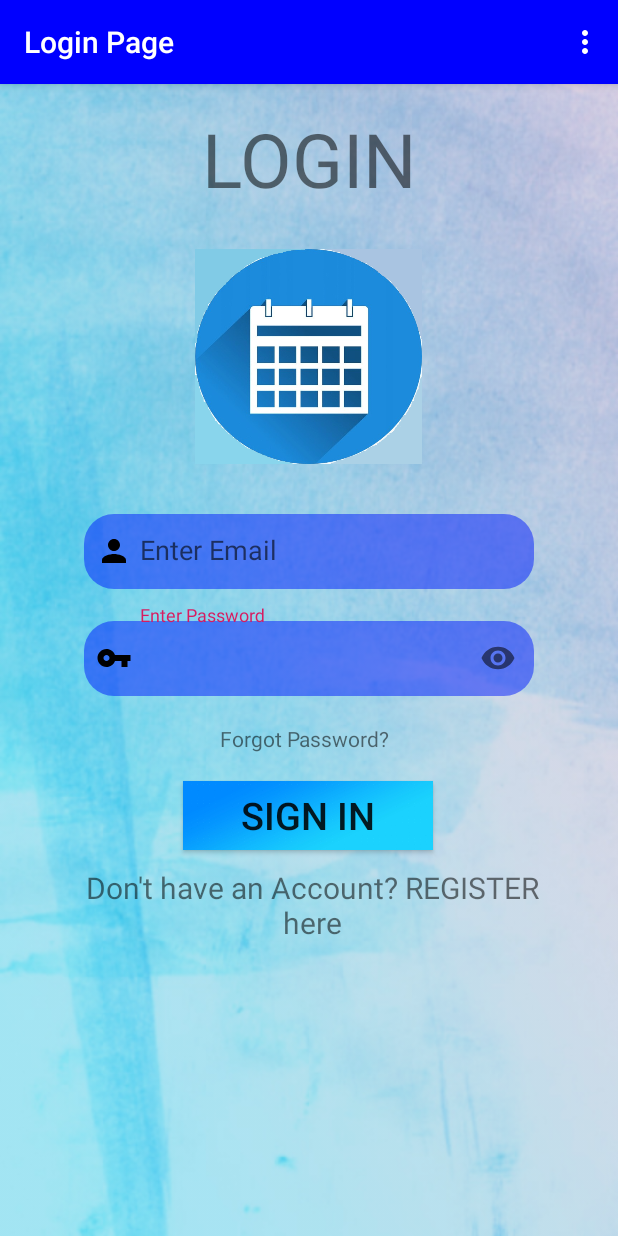
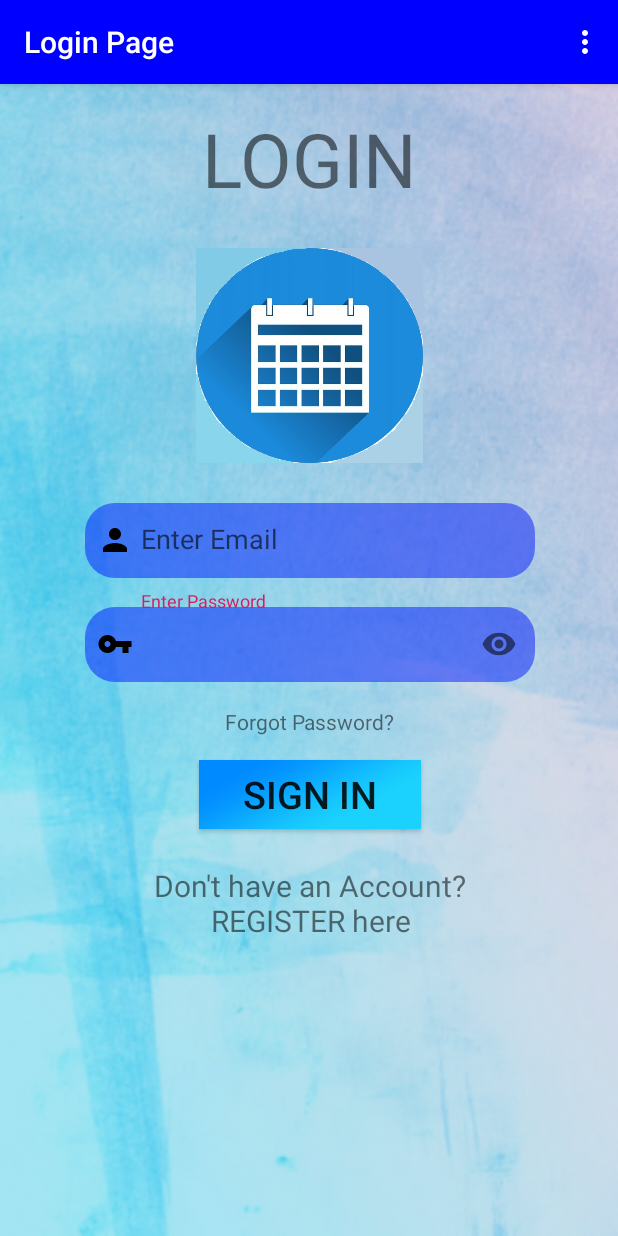
Before and after one commit to LogaN210101/Attendance-Manager, an Android app: the screen it shows after launch (MainActivity), on a phone screen of 412 x 824 dp. Run offline under Robolectric (Android 15) with nearby library versions, the light colour scheme and no system bars; our stand-ins replace Firebase (no records; nobody signed in at launch, a user with empty details on screens opened directly).

Commit message:
Small Changes

```diff
--- a/app/build.gradle
+++ b/app/build.gradle
@@ -8,7 +8,7 @@ android {
         minSdkVersion 20
         targetSdkVersion 29
         versionCode 1
-        versionName "1.09"
+        versionName "1.10"
         testInstrumentationRunner "androidx.test.runner.AndroidJUnitRunner"
     }
     buildTypes {
--- a/app/src/main/java/com/example/attendancemanager/StudentEditAccount.java
+++ b/app/src/main/java/com/example/attendancemanager/StudentEditAccount.java
@@ -155,6 +155,10 @@ public class StudentEditAccount extends AppCompatActivity {
                         Toast.makeText(getApplicationContext(), "Please Enter your year of joining", Toast.LENGTH_SHORT).show();
                         return;
                     }
+                    if (yr.length()!=4) {
+                        Toast.makeText(getApplicationContext(), "Please Enter year in YYYY Format", Toast.LENGTH_SHORT).show();
+                        return;
+                    }
                     if (clgr.equals("")) {
                         Toast.makeText(getApplicationContext(), "Please Enter Roll number", Toast.LENGTH_SHORT).show();
                         return;
--- a/app/src/main/res/layout-land/activity_main.xml
+++ b/app/src/main/res/layout-land/activity_main.xml
@@ -1,5 +1,5 @@
 <?xml version="1.0" encoding="utf-8"?>
-<RelativeLayout xmlns:android="http://schemas.android.com/apk/res/android"
+<androidx.constraintlayout.widget.ConstraintLayout xmlns:android="http://schemas.android.com/apk/res/android"
     xmlns:app="http://schemas.android.com/apk/res-auto"
     xmlns:tools="http://schemas.android.com/tools"
     android:layout_width="match_parent"
@@ -14,21 +14,25 @@
         android:layout_height="33dp"
         android:layout_alignParentEnd="true"
         android:layout_alignParentBottom="true"
-        android:layout_marginEnd="99dp"
-        android:layout_marginBottom="82dp"
+        android:layout_marginTop="4dp"
         android:background="@drawable/teacher2"
         android:text="Sign In"
-        android:textSize="25sp" />
+        android:textSize="25sp"
+        app:layout_constraintEnd_toEndOf="@+id/textInputLayout2"
+        app:layout_constraintTop_toBottomOf="@+id/textInputLayout2" />
 
     <com.google.android.material.textfield.TextInputLayout
         android:id="@+id/textInputLayout2"
         android:layout_width="300dp"
         android:layout_height="65dp"
 
+        android:layout_below="@+id/heading"
         android:layout_alignParentEnd="true"
-        android:layout_alignParentBottom="true"
-        android:layout_marginEnd="91dp"
-        android:layout_marginBottom="119dp"
+        android:layout_marginTop="16dp"
+        app:layout_constraintEnd_toEndOf="@+id/textInputLayout9"
+        app:layout_constraintHorizontal_bias="0.0"
+        app:layout_constraintStart_toStartOf="@+id/textInputLayout9"
+        app:layout_constraintTop_toBottomOf="@+id/textInputLayout9"
         app:passwordToggleEnabled="true">
 
         <EditText
@@ -46,12 +50,16 @@
     </com.google.android.material.textfield.TextInputLayout>
 
     <com.google.android.material.textfield.TextInputLayout
+        android:id="@+id/textInputLayout9"
         android:layout_width="300dp"
         android:layout_height="65dp"
         android:layout_alignParentTop="true"
         android:layout_alignParentEnd="true"
-        android:layout_marginTop="71dp"
-        android:layout_marginEnd="92dp">
+        android:layout_marginTop="20dp"
+        app:layout_constraintEnd_toEndOf="@+id/heading"
+        app:layout_constraintHorizontal_bias="0.51"
+        app:layout_constraintStart_toStartOf="@+id/heading"
+        app:layout_constraintTop_toBottomOf="@+id/heading">
 
         <EditText
             android:id="@+id/email"
@@ -75,9 +83,11 @@
         android:layout_height="199dp"
         android:layout_alignParentStart="true"
         android:layout_alignParentTop="true"
-        android:layout_marginStart="38dp"
-        android:layout_marginTop="55dp"
-        android:background="@drawable/logoland" />
+        android:layout_marginStart="40dp"
+        android:background="@drawable/logoland"
+        app:layout_constraintBottom_toBottomOf="parent"
+        app:layout_constraintStart_toStartOf="parent"
+        app:layout_constraintTop_toTopOf="parent" />
 
     <TextView
         android:id="@+id/heading"
@@ -85,9 +95,12 @@
         android:layout_height="58dp"
         android:layout_alignParentTop="true"
         android:layout_alignParentEnd="true"
-        android:layout_marginEnd="154dp"
+        android:layout_marginTop="16dp"
+        android:layout_marginEnd="122dp"
         android:text="LOGIN"
-        android:textSize="50sp" />
+        android:textSize="50sp"
+        app:layout_constraintEnd_toEndOf="parent"
+        app:layout_constraintTop_toTopOf="parent" />
 
     <TextView
         android:id="@+id/register"
@@ -95,10 +108,12 @@
         android:layout_height="wrap_content"
         android:layout_alignParentEnd="true"
         android:layout_alignParentBottom="true"
-        android:layout_marginEnd="25dp"
-        android:layout_marginBottom="23dp"
         android:text="Don't have an Account? REGISTER here"
-        android:textSize="20sp" />
+        android:textSize="20sp"
+        app:layout_constraintBottom_toBottomOf="parent"
+        app:layout_constraintEnd_toEndOf="@+id/textView9"
+        app:layout_constraintStart_toStartOf="@+id/textView9"
+        app:layout_constraintTop_toBottomOf="@+id/textView9" />
 
     <TextView
         android:id="@+id/textView9"
@@ -106,9 +121,9 @@
         android:layout_height="27dp"
         android:layout_alignParentEnd="true"
         android:layout_alignParentBottom="true"
-        android:layout_marginStart="88dp"
-        android:layout_marginEnd="250dp"
-        android:layout_marginBottom="84dp"
-        android:text="Forgot Password?" />
+        android:layout_marginTop="12dp"
+        android:text="Forgot Password?"
+        app:layout_constraintStart_toStartOf="@+id/textInputLayout2"
+        app:layout_constraintTop_toBottomOf="@+id/textInputLayout2" />
 
-</RelativeLayout>
+</androidx.constraintlayout.widget.ConstraintLayout>
--- a/app/src/main/res/layout-land/activity_registration.xml
+++ b/app/src/main/res/layout-land/activity_registration.xml
@@ -126,8 +126,8 @@
 
     <TextView
         android:id="@+id/textView4"
-        android:layout_width="394dp"
-        android:layout_height="44dp"
+        android:layout_width="627dp"
+        android:layout_height="38dp"
         android:text="Enter your details."
         android:textAlignment="center"
         android:textSize="24sp"
--- a/app/src/main/res/layout/activity_main.xml
+++ b/app/src/main/res/layout/activity_main.xml
@@ -1,11 +1,12 @@
 <?xml version="1.0" encoding="utf-8"?>
-<RelativeLayout xmlns:android="http://schemas.android.com/apk/res/android"
+<androidx.constraintlayout.widget.ConstraintLayout xmlns:android="http://schemas.android.com/apk/res/android"
     xmlns:app="http://schemas.android.com/apk/res-auto"
     xmlns:tools="http://schemas.android.com/tools"
     android:layout_width="match_parent"
     android:layout_height="match_parent"
     android:background="@drawable/back"
     tools:context=".MainActivity">
+
     <TextView
         android:id="@+id/heading"
         android:layout_width="185dp"
@@ -18,24 +19,21 @@
         android:textSize="50sp"
         app:layout_constraintBottom_toBottomOf="parent"
         app:layout_constraintEnd_toEndOf="parent"
-        app:layout_constraintHorizontal_bias="0.498"
         app:layout_constraintStart_toStartOf="parent"
         app:layout_constraintTop_toTopOf="parent"
-        app:layout_constraintVertical_bias="0.11" />
+        app:layout_constraintVertical_bias="0.0" />
+
     <ImageView
         android:id="@+id/imageView"
         android:layout_width="151dp"
         android:layout_height="143dp"
         android:layout_alignParentTop="true"
         android:layout_centerHorizontal="true"
-            android:layout_marginTop="110dp"
+        android:layout_marginTop="10dp"
         android:background="@drawable/logo"
-            app:layout_constraintBottom_toBottomOf="parent"
-            app:layout_constraintEnd_toEndOf="parent"
-            app:layout_constraintHorizontal_bias="0.498"
-            app:layout_constraintStart_toStartOf="parent"
-            app:layout_constraintTop_toTopOf="parent"
-            app:layout_constraintVertical_bias="0.299" />
+        app:layout_constraintEnd_toEndOf="@+id/heading"
+        app:layout_constraintStart_toStartOf="@+id/heading"
+        app:layout_constraintTop_toBottomOf="@+id/heading" />
 
     <com.google.android.material.textfield.TextInputLayout
         android:id="@+id/textInputLayout"
@@ -43,13 +41,10 @@
         android:layout_height="65dp"
         android:layout_below="@+id/imageView"
         android:layout_centerHorizontal="true"
-        android:layout_marginTop="94dp"
-        app:layout_constraintBottom_toBottomOf="parent"
-        app:layout_constraintEnd_toEndOf="parent"
-        app:layout_constraintHorizontal_bias="0.496"
-        app:layout_constraintStart_toStartOf="parent"
-        app:layout_constraintTop_toTopOf="parent"
-        app:layout_constraintVertical_bias="0.667"
+        app:layout_constraintEnd_toEndOf="@+id/textInputLayout8"
+        app:layout_constraintHorizontal_bias="0.0"
+        app:layout_constraintStart_toStartOf="@+id/textInputLayout8"
+        app:layout_constraintTop_toBottomOf="@+id/textInputLayout8"
         app:passwordToggleEnabled="true">
 
         <EditText
@@ -71,17 +66,15 @@
     </com.google.android.material.textfield.TextInputLayout>
 
     <com.google.android.material.textfield.TextInputLayout
+        android:id="@+id/textInputLayout8"
         android:layout_width="300dp"
-        android:layout_height="65dp"
+        android:layout_height="69dp"
         android:layout_alignParentTop="true"
         android:layout_centerHorizontal="true"
-        android:layout_marginTop="276dp"
-        app:layout_constraintBottom_toBottomOf="parent"
-        app:layout_constraintEnd_toEndOf="parent"
-        app:layout_constraintHorizontal_bias="0.496"
-        app:layout_constraintStart_toStartOf="parent"
-        app:layout_constraintTop_toTopOf="parent"
-        app:layout_constraintVertical_bias="0.553">
+        android:layout_marginTop="16dp"
+        app:layout_constraintEnd_toEndOf="@+id/imageView"
+        app:layout_constraintStart_toStartOf="@+id/imageView"
+        app:layout_constraintTop_toBottomOf="@+id/imageView">
 
         <EditText
             android:id="@+id/email"
@@ -105,18 +98,13 @@
         android:layout_alignTop="@+id/textInputLayout"
         android:layout_alignParentStart="true"
         android:layout_alignParentEnd="true"
-        android:layout_marginStart="122dp"
-        android:layout_marginTop="117dp"
-        android:layout_marginEnd="123dp"
+        android:layout_marginTop="16dp"
         android:background="@drawable/teacher2"
         android:text="Sign In"
         android:textSize="25sp"
-        app:layout_constraintBottom_toBottomOf="parent"
-        app:layout_constraintEnd_toEndOf="parent"
-        app:layout_constraintHorizontal_bias="0.452"
-        app:layout_constraintStart_toStartOf="parent"
-        app:layout_constraintTop_toTopOf="parent"
-        app:layout_constraintVertical_bias="0.842" />
+        app:layout_constraintEnd_toEndOf="@+id/textInputLayout"
+        app:layout_constraintStart_toStartOf="@+id/textInputLayout"
+        app:layout_constraintTop_toBottomOf="@+id/textView9" />
 
     <TextView
         android:id="@+id/textView9"
@@ -126,12 +114,13 @@
         android:layout_alignParentStart="true"
         android:layout_alignParentEnd="true"
         android:layout_centerHorizontal="true"
-        android:layout_marginStart="113dp"
-        android:layout_marginTop="173dp"
-        android:layout_marginEnd="119dp"
+        android:layout_marginTop="12dp"
         android:text="Forgot Password?"
         android:textAlignment="center"
-        app:layout_constraintStart_toStartOf="parent" />
+        app:layout_constraintEnd_toEndOf="@+id/textInputLayout"
+        app:layout_constraintHorizontal_bias="0.495"
+        app:layout_constraintStart_toStartOf="@+id/textInputLayout"
+        app:layout_constraintTop_toBottomOf="@+id/textInputLayout" />
 
     <TextView
         android:id="@+id/register"
@@ -140,16 +129,13 @@
         android:layout_below="@+id/signin"
         android:layout_alignParentStart="true"
         android:layout_alignParentEnd="true"
-        android:layout_marginStart="48dp"
-        android:layout_marginTop="11dp"
 
-        android:layout_marginEnd="44dp"
+        android:layout_marginTop="24dp"
         android:text="Don't have an Account? REGISTER here"
         android:textAlignment="center"
         android:textSize="20sp"
-        app:layout_constraintBottom_toBottomOf="parent"
-        app:layout_constraintEnd_toEndOf="parent"
-        app:layout_constraintStart_toStartOf="parent"
-        app:layout_constraintTop_toTopOf="parent"
-        app:layout_constraintVertical_bias="0.964" />
-</RelativeLayout>
+        app:layout_constraintEnd_toEndOf="@+id/signin"
+        app:layout_constraintHorizontal_bias="0.503"
+        app:layout_constraintStart_toStartOf="@+id/signin"
+        app:layout_constraintTop_toBottomOf="@+id/signin" />
+</androidx.constraintlayout.widget.ConstraintLayout>
--- a/app/src/main/res/layout/activity_registration.xml
+++ b/app/src/main/res/layout/activity_registration.xml
@@ -155,8 +155,8 @@
 
     <TextView
         android:id="@+id/textView4"
-        android:layout_width="348dp"
-        android:layout_height="59dp"
+        android:layout_width="380dp"
+        android:layout_height="62dp"
         android:layout_alignParentTop="true"
         android:layout_centerHorizontal="true"
         android:layout_marginTop="1dp"
```
Also changed, not shown: app/src/main/java/com/example/attendancemanager/Registration.java (+57 -9 lines), app/src/main/res/layout-land/activity_student_page.xml (+22 -17 lines), 1 other file. Lines whose indentation alone changed are shown as unchanged.
